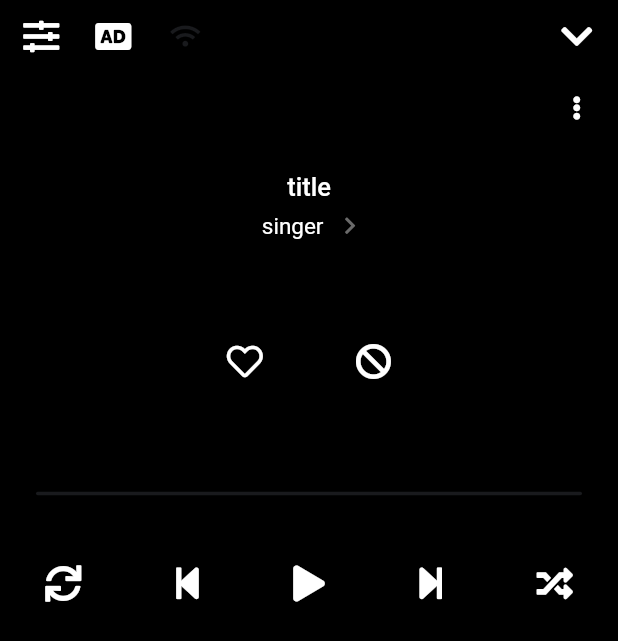
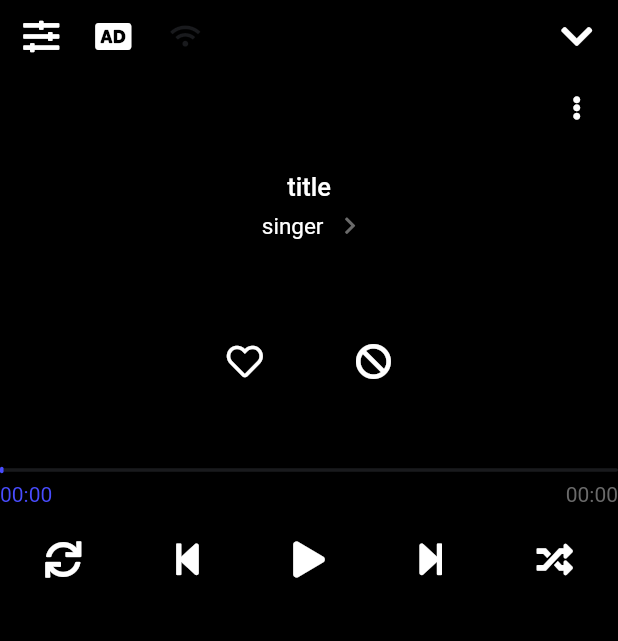
Before and after one commit to gincheong/flutter-clone-flo, a Flutter app: the screen it shows after launch, on a phone screen of 412 x 824 dp. Shown: the top 641 px of the screen. Run offline on Flutter 3.47's test engine with Material 2 defaults, Android fonts, the phone set to English and light mode, and no system bars; our stand-ins replace audioplayers, font_awesome_flutter, get; network calls fail.

Commit message:
feat(ProgressBar)
- 음원 총 시간, 현재 시간을 표시하는 타임스탬프 표시
- Slider의 thumb 비활성화

```diff
--- a/lib/pages/player/05.progress_bar/progress_bar.dart
+++ b/lib/pages/player/05.progress_bar/progress_bar.dart
@@ -1,4 +1,5 @@
 import 'package:clone_flo/getx/controller.dart';
+import 'package:clone_flo/pages/player/05.progress_bar/styles.dart';
 import 'package:clone_flo/styles/colors.dart';
 import 'package:clone_flo/styles/scaling.dart';
 import 'package:flutter/material.dart';
@@ -39,22 +40,47 @@ class _ProgressBarState extends State<ProgressBar> {
     c.audioPlayer.value.seek(Duration(milliseconds: value.toInt()));
   }
 
+  static makeTimestamp(int msec) {
+    String minString = (msec / 1000 ~/ 60).toString().padLeft(2, '0');
+    String secString = (msec ~/ 1000 % 60).toString().padLeft(2, '0');
+
+    return '$minString:$secString';
+  }
+
   @override
   Widget build(BuildContext context) {
+    String currentTimestamp = makeTimestamp(currentDurationMsec);
+    String totalTimestamp = makeTimestamp(totalDurationMsec);
+
     return Container(
+        width: scale(1050),
         margin: EdgeInsets.only(bottom: verticalScale(100)),
-        child: SliderTheme(
+        child: Column(children: [
+          SliderTheme(
               data: SliderTheme.of(context).copyWith(
                   trackHeight: verticalScale(10),
-                thumbColor: FloColors.transparent,
-                thumbShape:
-                    const RoundSliderThumbShape(enabledThumbRadius: 0.0)),
+                  overlayShape: SliderComponentShape.noThumb,
+                  thumbColor: FloColors.white,
+                  thumbShape: const RoundSliderThumbShape(
+                      elevation: 0,
+                      pressedElevation: 0,
+                      enabledThumbRadius: 0.0)),
+              child: SizedBox(
+                  height: verticalScale(70),
                   child: Slider(
                       activeColor: FloColors.accent,
                       inactiveColor: FloColors.disable,
                       thumbColor: FloColors.transparent,
                       value: currentDurationMsec.toDouble(),
                       max: totalDurationMsec.toDouble(),
-                onChanged: onChangedSlider)));
+                      onChanged: onChangedSlider))),
+          Row(
+            mainAxisAlignment: MainAxisAlignment.spaceBetween,
+            children: [
+              Text(currentTimestamp, style: Styles.currentTimestampText),
+              Text(totalTimestamp, style: Styles.totalTimestampText)
+            ],
+          )
+        ]));
   }
 }
--- /dev/null
+++ b/lib/pages/player/05.progress_bar/styles.dart
@@ -0,0 +1,8 @@
+import 'package:clone_flo/styles/colors.dart';
+import 'package:flutter/material.dart';
+
+class Styles {
+  static const TextStyle currentTimestampText =
+      TextStyle(color: FloColors.accent);
+  static const TextStyle totalTimestampText = TextStyle(color: FloColors.gray);
+}
```
Lines whose indentation alone changed are shown as unchanged.
